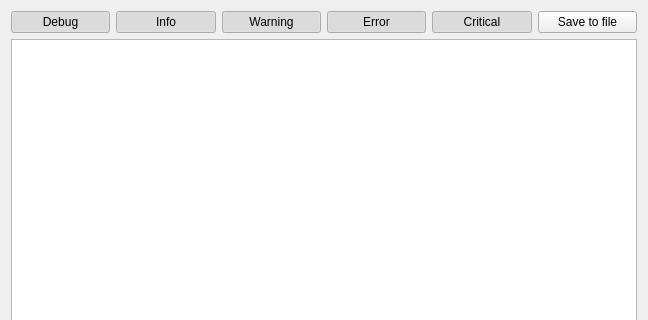
Before: the Qt Designer form src/leap/bitmask/gui/ui/loggerwindow.ui in leapcode/bitmask_client, drawn with Qt 5; both pictures show x 0 to 648 and y 0 to 320 of the 648 by 469 pixel window.
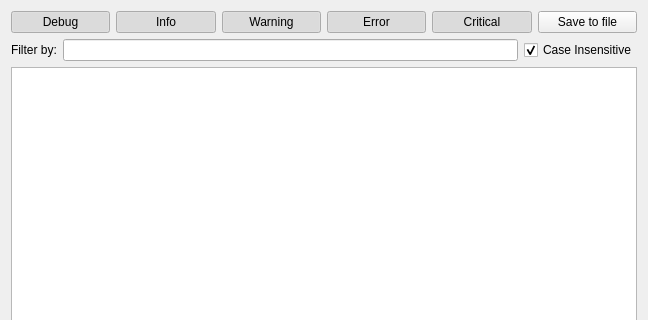
After: the same form once the commit is applied. Icons and pictures are not drawn.

Commit message: Add filter input and case sensitivity toggle.

What changed in the file:
```diff
--- a/src/leap/bitmask/gui/ui/loggerwindow.ui
+++ b/src/leap/bitmask/gui/ui/loggerwindow.ui
@@ -18,10 +18,30 @@
     <normaloff>:/images/mask-icon.png</normaloff>:/images/mask-icon.png</iconset>
   </property>
   <layout class="QGridLayout" name="gridLayout">
-   <item row="2" column="0" colspan="2">
+   <item row="2" column="0">
+    <widget class="QLabel" name="label">
+     <property name="text">
+      <string>Filter by:</string>
+     </property>
+    </widget>
+   </item>
+   <item row="2" column="1">
+    <widget class="QLineEdit" name="leFilterBy"/>
+   </item>
+   <item row="2" column="2">
+    <widget class="QCheckBox" name="cbCaseInsensitive">
+     <property name="text">
+      <string>Case Insensitive</string>
+     </property>
+     <property name="checked">
+      <bool>true</bool>
+     </property>
+    </widget>
+   </item>
+   <item row="3" column="0" colspan="3">
     <widget class="QTextBrowser" name="txtLogHistory"/>
    </item>
-   <item row="0" column="0" colspan="2">
+   <item row="0" column="0" colspan="3">
     <layout class="QHBoxLayout" name="horizontalLayout_2">
      <item>
       <widget class="QPushButton" name="btnDebug">
```
